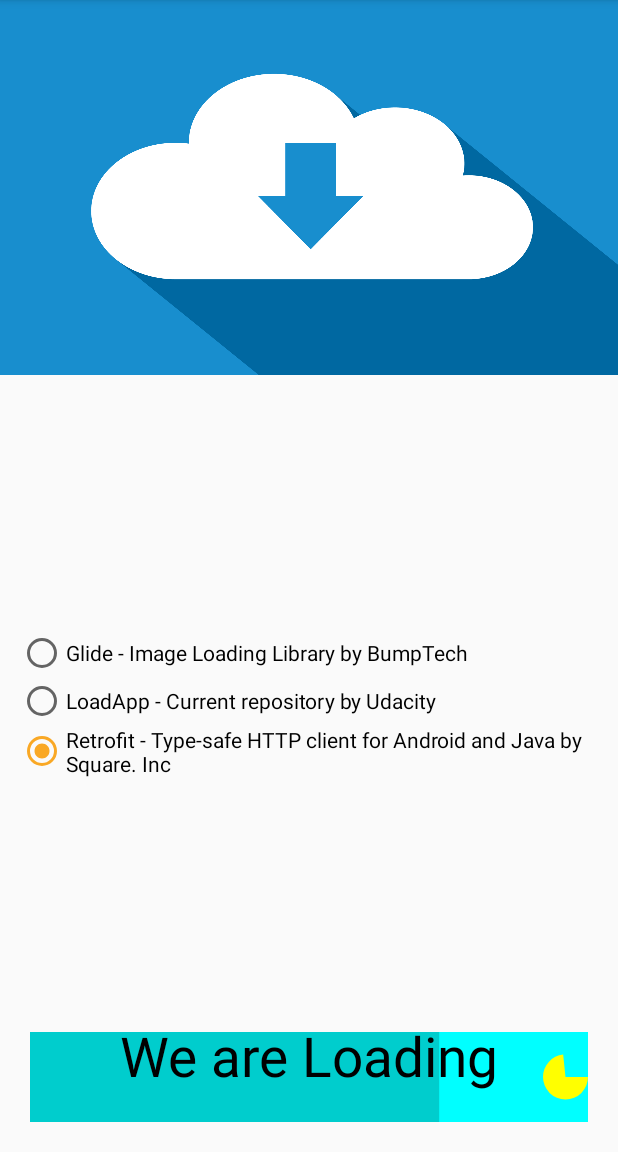
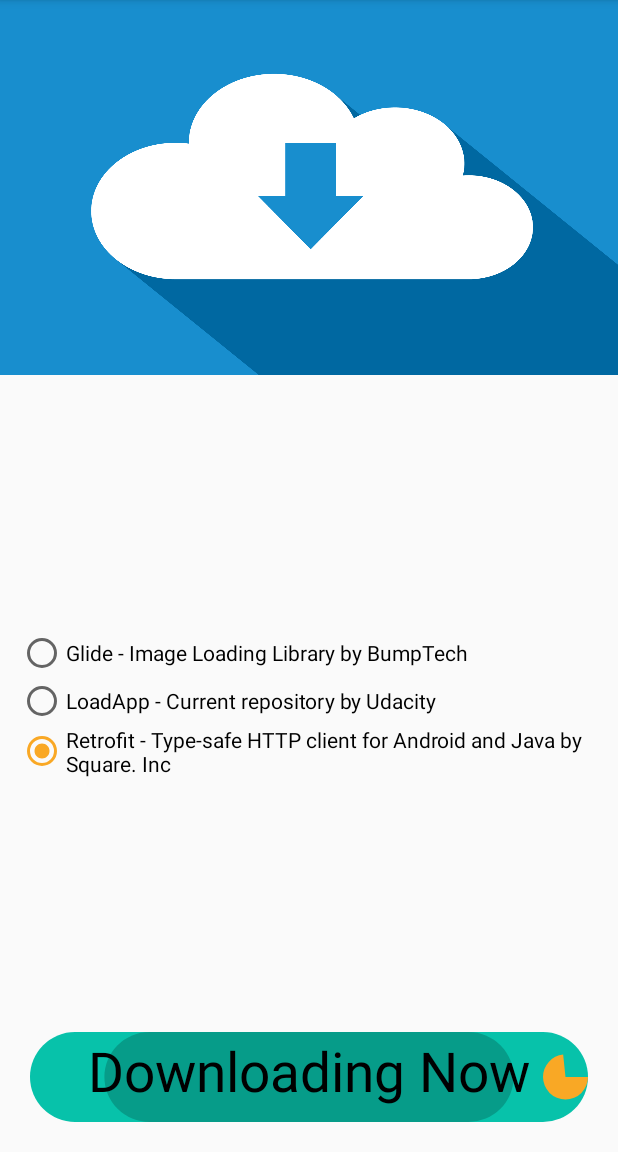
Before and after one commit to Khalid-Tarek/ANDK_Load_App, an Android app: the screen it shows after launch (MainActivity), after a tap on "Custom Button", on a phone screen of 412 x 824 dp, the part 84-1236 px from its top. Run offline under Robolectric (Android 15) with nearby library versions, the phone set to English and light mode, and no system bars; 3 other taps on this screen came first.

Commit message:
Updated Loading Button

```diff
--- a/app/build.gradle
+++ b/app/build.gradle
@@ -20,6 +20,14 @@ android {
             proguardFiles getDefaultProguardFile('proguard-android-optimize.txt'), 'proguard-rules.pro'
         }
     }
+    compileOptions {
+        sourceCompatibility JavaVersion.VERSION_1_8
+        targetCompatibility JavaVersion.VERSION_1_8
+    }
+
+    kotlinOptions {
+        jvmTarget = JavaVersion.VERSION_1_8.toString()
+    }
 }
 
 dependencies {
--- a/app/src/main/java/com/udacity/LoadingButton.kt
+++ b/app/src/main/java/com/udacity/LoadingButton.kt
@@ -10,6 +10,7 @@ import android.graphics.RectF
 import android.util.AttributeSet
 import android.view.View
 import android.view.animation.LinearInterpolator
+import androidx.core.content.withStyledAttributes
 import kotlin.properties.Delegates
 
 private const val TAG = "LoadingButton"
@@ -19,6 +20,14 @@ class LoadingButton @JvmOverloads constructor(
 ) : View(context, attrs, defStyleAttr) {
     private var widthSize = 0
     private var heightSize = 0
+    private var roundFactor = 50f
+
+    private var circleEnabled by Delegates.notNull<Boolean>()
+    private var barEnabled by Delegates.notNull<Boolean>()
+    private var myBackgroundColor by Delegates.notNull<Int>()
+    private var loadingCircleColor by Delegates.notNull<Int>()
+    private lateinit var downloadString: String
+    private lateinit var loadingString: String
 
     private val rect by lazy {
         RectF(
@@ -69,6 +78,17 @@ class LoadingButton @JvmOverloads constructor(
     }
 
     init {
+
+        context.withStyledAttributes(attrs, R.styleable.LoadingButton) {
+            circleEnabled = getBoolean(R.styleable.LoadingButton_enableLoadingCircle, true)
+            barEnabled = getBoolean(R.styleable.LoadingButton_enableLoadingBar, true)
+            myBackgroundColor = getColor(R.styleable.LoadingButton_myBackground, Color.CYAN)
+            loadingCircleColor = getColor(R.styleable.LoadingButton_loadingCircleColor, Color.YELLOW)
+            downloadString = getString(R.styleable.LoadingButton_downloadString) ?: "Download"
+            loadingString = getString(R.styleable.LoadingButton_loadingString) ?: "We are Loading"
+
+        }
+
         isClickable = true
         contentDescription = context.getString(R.string.stringCustomButtonDesc)
     }
@@ -77,30 +97,36 @@ class LoadingButton @JvmOverloads constructor(
     override fun onDraw(canvas: Canvas?) {
         super.onDraw(canvas)
 
+        drawBackground(canvas)
         when (buttonState) {
-            ButtonState.Completed -> {
-                setBackgroundColor(Color.CYAN)
-                write(canvas, "Download")
-            }
+            ButtonState.Completed -> write(canvas, downloadString)
             ButtonState.Loading -> {
-                drawProgressBar(canvas)
-                drawProgressCircle(canvas)
-                write(canvas, "We are Loading")
+                if(barEnabled) drawProgressBar(canvas)
+                if(circleEnabled) drawProgressCircle(canvas)
+                write(canvas, loadingString)
             }
             ButtonState.Clicked -> {}
         }
     }
 
+    private fun drawBackground(canvas: Canvas?) {
+        paint.color = myBackgroundColor
+        canvas?.drawRoundRect(
+            0f, 0f,
+            width.toFloat(), height.toFloat(), roundFactor, roundFactor, paint
+        )
+    }
+
     private fun drawProgressBar(canvas: Canvas?) {
         paint.color = Color.argb(50, 0, 0, 0)
-        canvas?.drawRect(
-            0f, 0f,
-            width * progress, height.toFloat(), paint
+        canvas?.drawRoundRect(
+            (width / 2f) - (width / 2f * progress), 0f,
+            (width / 2f) + (width / 2f * progress), height.toFloat(), roundFactor, roundFactor, paint
         )
     }
 
     private fun drawProgressCircle(canvas: Canvas?) {
-        paint.color = Color.YELLOW
+        paint.color = loadingCircleColor
         canvas?.drawArc(
             rect,
             0f, progress * 360, true, paint
@@ -109,7 +135,7 @@ class LoadingButton @JvmOverloads constructor(
 
     private fun write(canvas: Canvas?, string: String) {
         paint.color = Color.BLACK
-        canvas?.drawText(string, width / 2f, (height / 2f), paint)
+        canvas?.drawText(string, width / 2f, (height / 2f) + 15f, paint)
     }
 
     override fun onMeasure(widthMeasureSpec: Int, heightMeasureSpec: Int) {
--- a/app/src/main/res/layout/content_main.xml
+++ b/app/src/main/res/layout/content_main.xml
@@ -60,6 +60,12 @@
         android:layout_margin="20dp"
         app:layout_constraintBottom_toBottomOf="parent"
         app:layout_constraintEnd_toEndOf="parent"
-        app:layout_constraintStart_toStartOf="parent" />
+        app:layout_constraintStart_toStartOf="parent"
+        app:myBackground="@color/colorPrimary"
+        app:loadingCircleColor="@color/colorAccent"
+        app:enableLoadingBar="true"
+        app:enableLoadingCircle="true"
+        app:downloadString="@string/stringDownload"
+        app:loadingString="@string/loadingString"/>
 
 </androidx.constraintlayout.widget.ConstraintLayout>
--- a/app/src/main/res/values/attrs.xml
+++ b/app/src/main/res/values/attrs.xml
@@ -1,6 +1,11 @@
 <?xml version="1.0" encoding="utf-8"?>
 <resources>
     <declare-styleable name="LoadingButton">
-<!--   TODO: create custom attributes for the view-->
+        <attr name="enableLoadingCircle" format="boolean" />
+        <attr name="enableLoadingBar" format="boolean" />
+        <attr name="downloadString" format="string" />
+        <attr name="loadingString" format="string" />
+        <attr name="myBackground" format="color" />
+        <attr name="loadingCircleColor" format="color" />
     </declare-styleable>
 </resources>
--- a/app/src/main/res/values/strings.xml
+++ b/app/src/main/res/values/strings.xml
@@ -17,4 +17,6 @@
     <string name="stringRepository">LoadApp - Current repository by Udacity</string>
     <string name="stringRetrofit">Retrofit - Type-safe HTTP client for Android and Java by Square. Inc</string>
     <string name="stringCustomButtonDesc">Custom Button</string>
+    <string name="stringDownload">Download Selected</string>
+    <string name="loadingString">Downloading Now</string>
 </resources>
```
